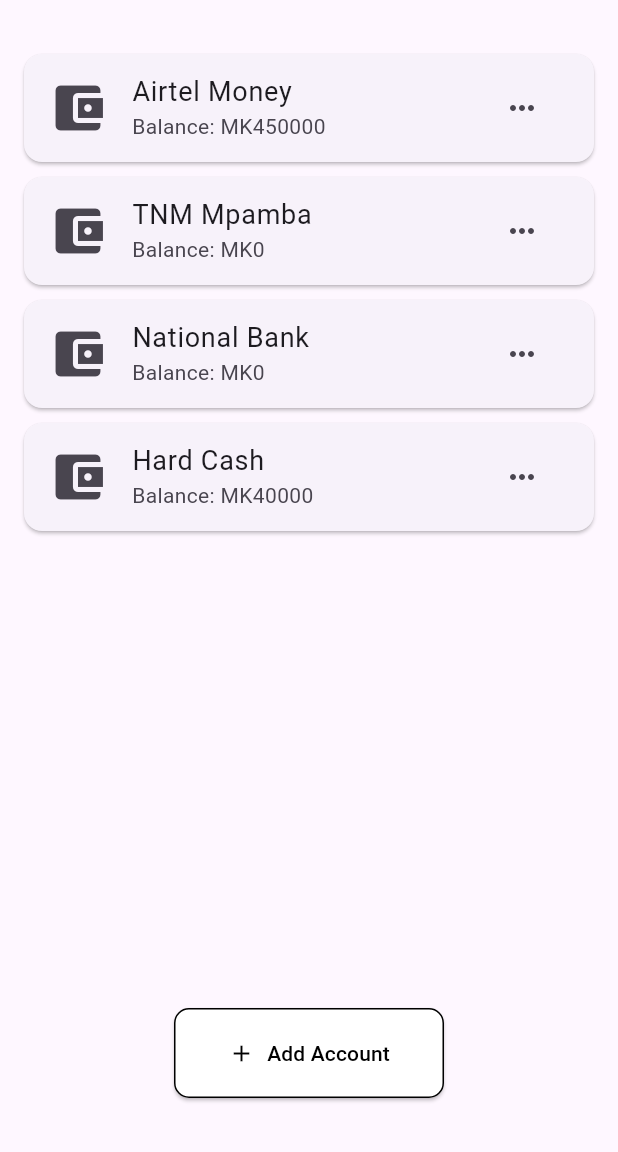
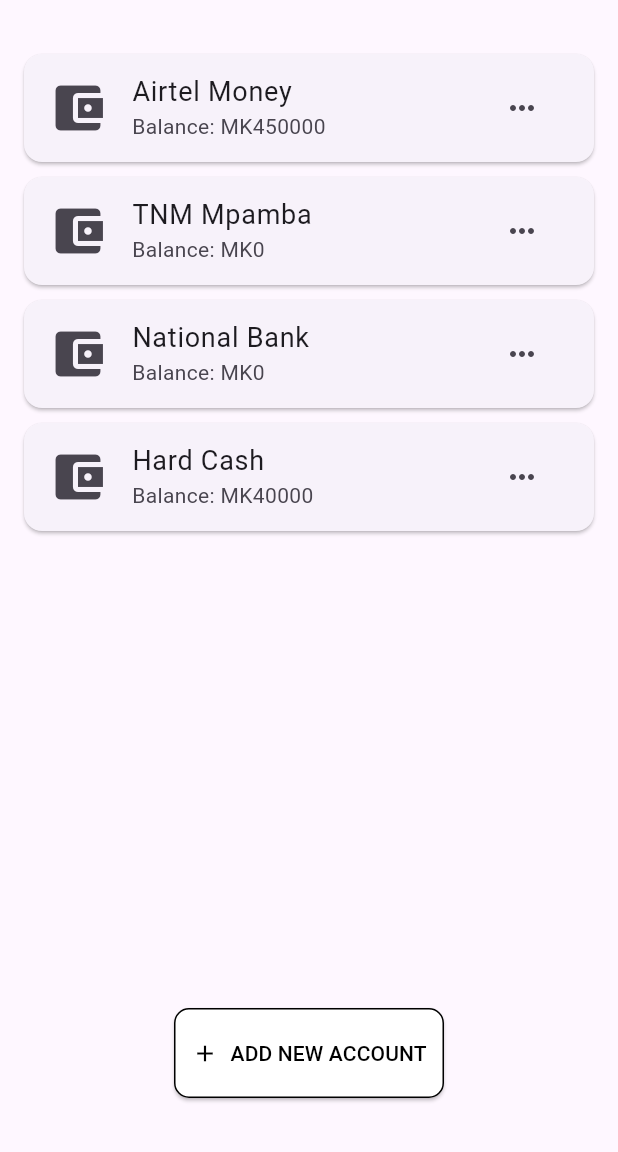
Before and after one commit to bsc-com-31-20/MobileAppDev, a Flutter app: the AccountsPage screen opened directly, on a phone screen of 412 x 824 dp, the part 84-1236 px from its top. Run offline on Flutter 3.47's test engine with Material 3 defaults, Android fonts, the phone set to English and light mode, and no system bars.

```diff
--- a/lib/pages/accounts_page.dart
+++ b/lib/pages/accounts_page.dart
@@ -96,7 +96,7 @@ class _AccountsPageState extends State<AccountsPage> {
                     _showAddAccountDialog(context);
                   },
                   icon: const Icon(Icons.add),
-                  label: const Text('Add Account'),
+                  label: const Text('ADD NEW ACCOUNT'),
                   style: ElevatedButton.styleFrom(
                     backgroundColor: Colors.white,
                     foregroundColor: Colors.black,
```
